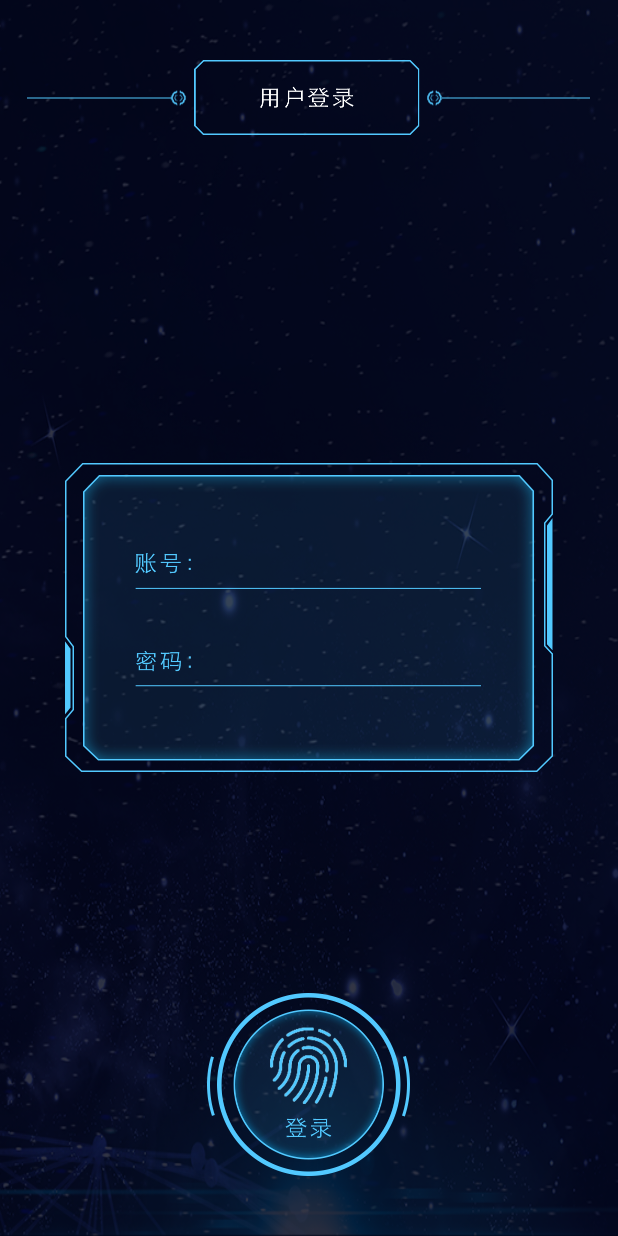
After one commit to yangxinbin/dcom, an Android app: the LoginActivity screen opened directly, with no data from a screen before it, on a phone screen of 412 x 824 dp. The commit adds this screen. Run offline under Robolectric (Android 15) with nearby library versions, the phone set to English and light mode, and no system bars; our stand-ins replace ButterKnife.

Commit message:
登录界面

```diff
--- a/app/src/main/AndroidManifest.xml
+++ b/app/src/main/AndroidManifest.xml
@@ -1,6 +1,7 @@
 <?xml version="1.0" encoding="utf-8"?>
 <manifest xmlns:android="http://schemas.android.com/apk/res/android"
     package="com.mango.leo.dcom">
+
     <uses-permission android:name="android.permission.CAMERA" />
     <uses-permission android:name="android.permission.FLASHLIGHT" />
 
@@ -9,6 +10,7 @@
 
     <uses-permission android:name="android.permission.VIBRATE" />
     <uses-permission android:name="android.permission.WAKE_LOCK" />
+
     <application
         android:allowBackup="true"
         android:icon="@mipmap/ic_launcher"
@@ -25,8 +27,7 @@
         </activity>
         <activity android:name=".user.UserActivity" />
         <activity android:name=".scan.EditScanActivity" />
-        <activity android:name=".user.ChangePwdActivity"></activity>
-
+        <activity android:name=".user.ChangePwdActivity" />
         <activity
             android:name=".zxing.activity.CaptureActivity"
             android:screenOrientation="portrait"
@@ -35,6 +36,7 @@
             android:name=".zxing.activity.ResultActivity"
             android:screenOrientation="portrait"
             android:theme="@android:style/Theme.Black.NoTitleBar" />
+        <activity android:name=".login.LoginActivity"></activity>
     </application>
 
 </manifest>
--- /dev/null
+++ b/app/src/main/java/com/mango/leo/dcom/login/LoginActivity.java
@@ -0,0 +1,33 @@
+package com.mango.leo.dcom.login;
+
+import android.os.Bundle;
+import android.support.v7.app.AppCompatActivity;
+import android.widget.EditText;
+import android.widget.ImageView;
+
+import com.mango.leo.dcom.R;
+
+import butterknife.Bind;
+import butterknife.ButterKnife;
+import butterknife.OnClick;
+
+public class LoginActivity extends AppCompatActivity {
+
+    @Bind(R.id.imageView_login_ok)
+    ImageView imageViewLoginOk;
+    @Bind(R.id.editText_name)
+    EditText editTextName;
+    @Bind(R.id.editText_pwd)
+    EditText editTextPwd;
+
+    @Override
+    protected void onCreate(Bundle savedInstanceState) {
+        super.onCreate(savedInstanceState);
+        setContentView(R.layout.activity_login);
+        ButterKnife.bind(this);
+    }
+
+    @OnClick(R.id.imageView_login_ok)
+    public void onViewClicked() {
+    }
+}
--- a/app/src/main/java/com/mango/leo/dcom/scan/EditScanActivity.java
+++ b/app/src/main/java/com/mango/leo/dcom/scan/EditScanActivity.java
@@ -9,6 +9,7 @@ import android.widget.ImageView;
 
 import com.mango.leo.dcom.DcomActivity;
 import com.mango.leo.dcom.R;
+import com.mango.leo.dcom.zxing.activity.CaptureActivity;
 
 import butterknife.Bind;
 import butterknife.ButterKnife;
@@ -44,6 +45,8 @@ public class EditScanActivity extends AppCompatActivity {
             case R.id.imageView_sure:
                 break;
             case R.id.imageView_scan:
+                intent = new Intent(this, CaptureActivity.class);
+                startActivity(intent);
                 break;
         }
     }
--- a/app/src/main/res/layout/activity_change_pwd.xml
+++ b/app/src/main/res/layout/activity_change_pwd.xml
@@ -86,5 +86,5 @@
         android:layout_alignParentBottom="true"
         android:layout_centerHorizontal="true"
         android:layout_marginBottom="40dp"
-        app:srcCompat="@drawable/sure" />
+        app:srcCompat="@drawable/change_ok" />
 </RelativeLayout>
--- /dev/null
+++ b/app/src/main/res/layout/activity_login.xml
@@ -0,0 +1,63 @@
+<?xml version="1.0" encoding="utf-8"?>
+<RelativeLayout xmlns:android="http://schemas.android.com/apk/res/android"
+    xmlns:app="http://schemas.android.com/apk/res-auto"
+    xmlns:tools="http://schemas.android.com/tools"
+    android:layout_width="match_parent"
+    android:layout_height="match_parent"
+    android:background="@drawable/bg"
+    tools:context="com.mango.leo.dcom.login.LoginActivity">
+
+    <ImageView
+        android:id="@+id/imageView5"
+        android:layout_width="wrap_content"
+        android:layout_height="wrap_content"
+        android:layout_alignParentTop="true"
+        android:layout_centerHorizontal="true"
+        android:layout_marginTop="40dp"
+        app:srcCompat="@drawable/user_login" />
+
+    <ImageView
+        android:id="@+id/imageView9"
+        android:layout_width="wrap_content"
+        android:layout_height="wrap_content"
+        android:layout_centerHorizontal="true"
+        android:layout_centerVertical="true"
+        app:srcCompat="@drawable/group7" />
+
+    <ImageView
+        android:id="@+id/imageView_login_ok"
+        android:layout_width="wrap_content"
+        android:layout_height="wrap_content"
+        android:layout_alignParentBottom="true"
+        android:layout_centerHorizontal="true"
+        android:layout_marginBottom="40dp"
+        app:srcCompat="@drawable/login" />
+
+    <EditText
+        android:id="@+id/editText_name"
+        android:layout_width="wrap_content"
+        android:layout_height="wrap_content"
+        android:layout_alignLeft="@+id/imageView_login_ok"
+        android:layout_alignStart="@+id/imageView_login_ok"
+        android:layout_alignTop="@+id/imageView9"
+        android:layout_marginTop="54dp"
+        android:background="@null"
+        android:ems="10"
+        android:inputType="textPersonName"
+        android:text=""
+        android:textColor="@color/blue" />
+
+    <EditText
+        android:id="@+id/editText_pwd"
+        android:layout_width="wrap_content"
+        android:layout_height="wrap_content"
+        android:layout_alignLeft="@+id/editText_name"
+        android:layout_alignStart="@+id/editText_name"
+        android:layout_below="@+id/editText_name"
+        android:layout_marginTop="41dp"
+        android:background="@null"
+        android:ems="10"
+        android:inputType="textPassword"
+        android:text=""
+        android:textColor="@color/blue" />
+</RelativeLayout>
```
